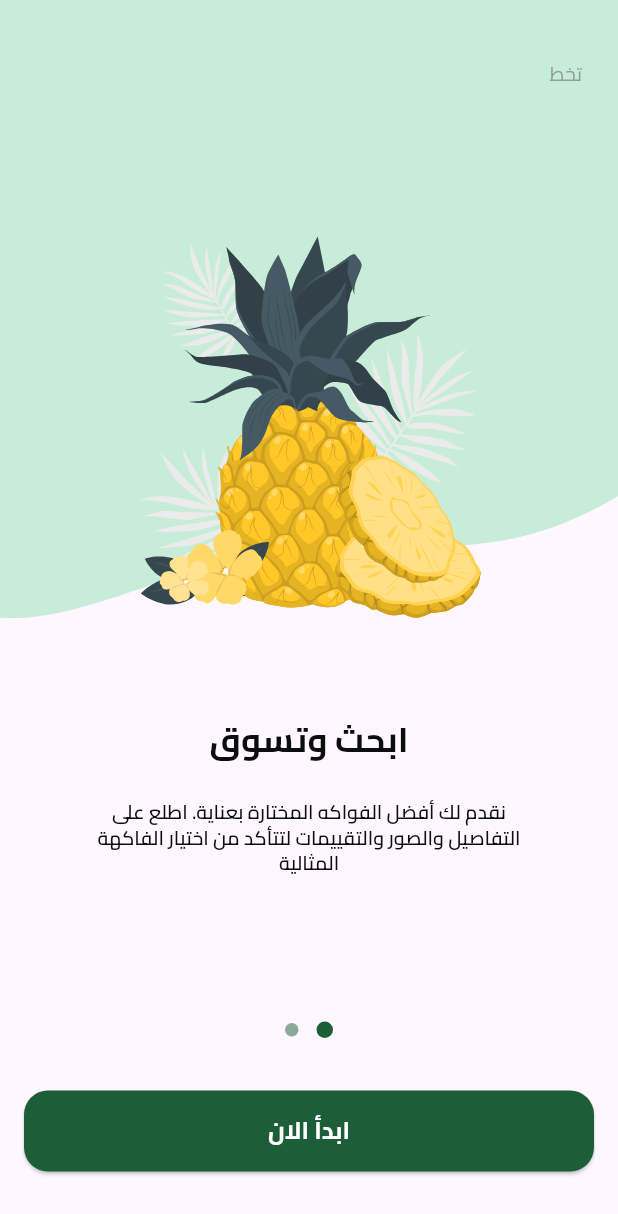
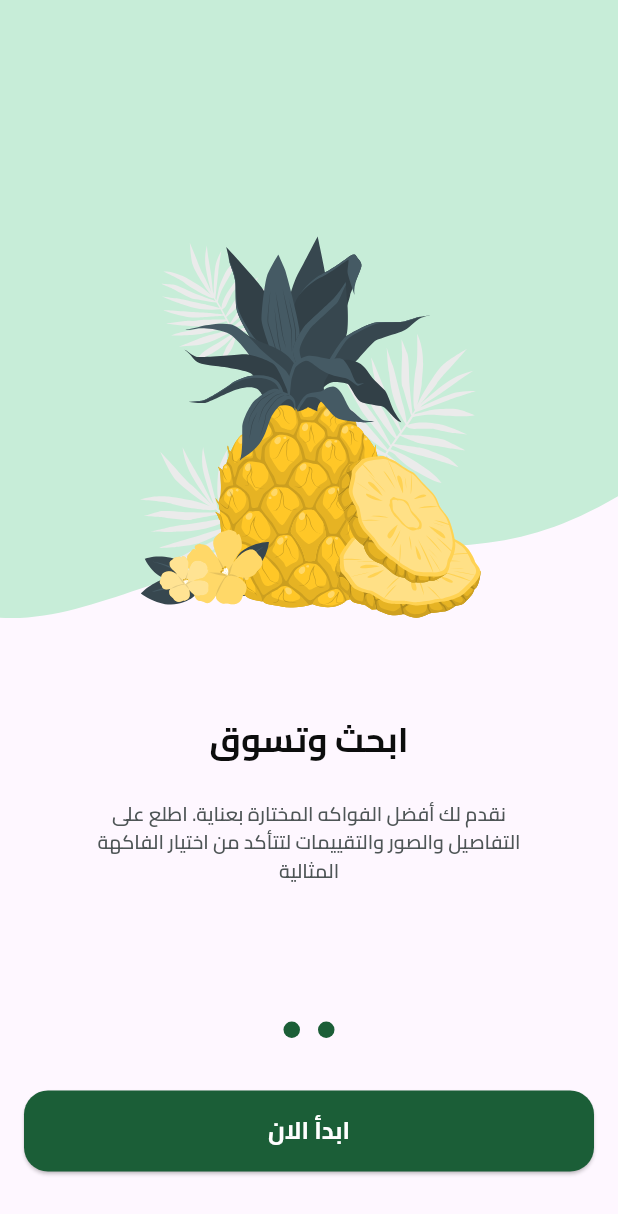
Before and after one commit to 3madhani/fruithub, a Flutter app: the screen it shows after launch, swiped to page 2, on a phone screen of 412 x 824 dp. Shown: the top 1214 px of the screen. Run offline on Flutter 3.47's test engine with Material 3 defaults, Android fonts, the phone set to English and light mode, and no system bars; drawn by our look-alikes of dots_indicator; our stand-ins replace flutter_svg.

Commit message:
feat: refactor onboarding components and add text styles

```diff
--- a/lib/core/utils/app_colors.dart
+++ b/lib/core/utils/app_colors.dart
@@ -2,4 +2,5 @@ import 'package:flutter/material.dart';
 
 class AppColors {
   static const Color primaryColor = Color(0xff1B5E37);
+  static const Color secondaryColor = Color(0xffF4A91F);
 }
--- /dev/null
+++ b/lib/core/utils/app_text_styles.dart
@@ -0,0 +1,159 @@
+import 'package:flutter/material.dart';
+
+abstract class AppTextStyles {
+  // Regular
+  static const TextStyle regular11 = TextStyle(
+    fontSize: 11,
+    fontWeight: FontWeight.normal,
+  );
+  static const TextStyle regular13 = TextStyle(
+    fontSize: 13,
+    fontWeight: FontWeight.normal,
+  );
+
+  static const TextStyle regular14 = TextStyle(
+    fontSize: 14,
+    fontWeight: FontWeight.normal,
+  );
+
+  static const TextStyle regular16 = TextStyle(
+    fontSize: 16,
+    fontWeight: FontWeight.normal,
+  );
+
+  static const TextStyle regular18 = TextStyle(
+    fontSize: 18,
+    fontWeight: FontWeight.normal,
+  );
+
+  static const TextStyle regular20 = TextStyle(
+    fontSize: 20,
+    fontWeight: FontWeight.normal,
+  );
+
+  static const TextStyle regular24 = TextStyle(
+    fontSize: 24,
+    fontWeight: FontWeight.normal,
+  );
+
+  static const TextStyle regular26 = TextStyle(
+    fontSize: 26,
+    fontWeight: FontWeight.normal,
+  );
+
+  // Medium (w500)
+  static const TextStyle medium12 = TextStyle(
+    fontSize: 12,
+    fontWeight: FontWeight.w500,
+  );
+
+  static const TextStyle medium14 = TextStyle(
+    fontSize: 14,
+    fontWeight: FontWeight.w500,
+  );
+  static const TextStyle medium15 = TextStyle(
+    fontSize: 15,
+    fontWeight: FontWeight.w500,
+  );
+
+  static const TextStyle medium16 = TextStyle(
+    fontSize: 16,
+    fontWeight: FontWeight.w500,
+  );
+
+  static const TextStyle medium18 = TextStyle(
+    fontSize: 18,
+    fontWeight: FontWeight.w500,
+  );
+
+  static const TextStyle medium20 = TextStyle(
+    fontSize: 20,
+    fontWeight: FontWeight.w500,
+  );
+
+  static const TextStyle medium24 = TextStyle(
+    fontSize: 24,
+    fontWeight: FontWeight.w500,
+  );
+
+  // SemiBold (w600)
+  static const TextStyle semiBold12 = TextStyle(
+    fontSize: 12,
+    fontWeight: FontWeight.w600,
+  );
+
+  static const TextStyle semiBold13 = TextStyle(
+    fontSize: 13,
+    fontWeight: FontWeight.w600,
+  );
+
+  static const TextStyle semiBold14 = TextStyle(
+    fontSize: 14,
+    fontWeight: FontWeight.w600,
+  );
+
+  static const TextStyle semiBold16 = TextStyle(
+    fontSize: 16,
+    fontWeight: FontWeight.w600,
+  );
+
+  static const TextStyle semiBold18 = TextStyle(
+    fontSize: 18,
+    fontWeight: FontWeight.w600,
+  );
+
+  static const TextStyle semiBold20 = TextStyle(
+    fontSize: 20,
+    fontWeight: FontWeight.w600,
+  );
+
+  static const TextStyle semiBold24 = TextStyle(
+    fontSize: 24,
+    fontWeight: FontWeight.w600,
+  );
+
+  // Bold (w700)
+  static const TextStyle bold12 = TextStyle(
+    fontSize: 12,
+    fontWeight: FontWeight.bold,
+  );
+
+  static const TextStyle bold14 = TextStyle(
+    fontSize: 14,
+    fontWeight: FontWeight.bold,
+  );
+
+  static const TextStyle bold16 = TextStyle(
+    fontSize: 16,
+    fontWeight: FontWeight.bold,
+  );
+
+  static const TextStyle bold18 = TextStyle(
+    fontSize: 18,
+    fontWeight: FontWeight.bold,
+  );
+
+  static const TextStyle bold19 = TextStyle(
+    fontSize: 19,
+    fontWeight: FontWeight.bold,
+  );
+
+  static const TextStyle bold20 = TextStyle(
+    fontSize: 20,
+    fontWeight: FontWeight.bold,
+  );
+
+  static const TextStyle bold23 = TextStyle(
+    fontSize: 23,
+    fontWeight: FontWeight.bold,
+  );
+  static const TextStyle bold24 = TextStyle(
+    fontSize: 24,
+    fontWeight: FontWeight.bold,
+  );
+
+  static const TextStyle bold28 = TextStyle(
+    fontSize: 28,
+    fontWeight: FontWeight.bold,
+  );
+}
--- a/lib/feature/onboarding/presentation/views/widgets/on_boarding_page_view.dart
+++ b/lib/feature/onboarding/presentation/views/widgets/on_boarding_page_view.dart
@@ -1,43 +1,37 @@
 import 'package:flutter/material.dart';
 import 'package:fruithub/core/utils/app_assets.dart';
+import 'package:fruithub/core/utils/app_colors.dart';
+import 'package:fruithub/core/utils/app_text_styles.dart';
 import 'package:fruithub/feature/onboarding/presentation/views/widgets/page_view_item.dart';
 
 class OnBoardingPageView extends StatelessWidget {
-  const OnBoardingPageView({super.key});
+  final PageController pageController;
+  const OnBoardingPageView({super.key, required this.pageController});
 
   @override
   Widget build(BuildContext context) {
     return PageView(
-      children: const [
+      controller: pageController,
+      children: [
         PageViewItem(
+          isLastPage:
+              (pageController.hasClients
+                  ? pageController.page!.round() == 0
+                  : true),
           title: Row(
             mainAxisAlignment: MainAxisAlignment.center,
             children: [
-              Text(
-                'مرحبًا بك في',
-                style: TextStyle(
-                  fontSize: 23,
-                  color: Color(0xff0C0D0D),
-                  fontFamily: 'Cairo',
-                  fontWeight: FontWeight.w700,
-                ),
-              ),
+              const Text('مرحبًا بك في', style: AppTextStyles.bold23),
               Text(
                 ' HUB',
-                style: TextStyle(
-                  fontSize: 23,
-                  color: Color(0xffF4A91F),
-                  fontFamily: 'Cairo',
-                  fontWeight: FontWeight.w700,
+                style: AppTextStyles.bold23.copyWith(
+                  color: const Color(0xffF4A91F),
                 ),
               ),
               Text(
                 'Fruit',
-                style: TextStyle(
-                  fontSize: 23,
-                  color: Color(0xff1B5E37),
-                  fontFamily: 'Cairo',
-                  fontWeight: FontWeight.w700,
+                style: AppTextStyles.bold23.copyWith(
+                  color: AppColors.primaryColor,
                 ),
               ),
             ],
@@ -48,7 +42,10 @@ class OnBoardingPageView extends StatelessWidget {
           image: Assets.svgImage1,
         ),
         PageViewItem(
-          title: Text(
+          isLastPage:
+              (pageController.hasClients ? pageController.page!.round() : 0) ==
+              0,
+          title: const Text(
             "ابحث وتسوق",
             style: TextStyle(
               fontSize: 23,
--- a/lib/feature/onboarding/presentation/views/widgets/on_boarding_view_body.dart
+++ b/lib/feature/onboarding/presentation/views/widgets/on_boarding_view_body.dart
@@ -5,25 +5,41 @@ import 'package:fruithub/core/constants/app_sizes.dart';
 import 'package:fruithub/core/utils/app_colors.dart';
 import 'package:fruithub/feature/onboarding/presentation/views/widgets/on_boarding_page_view.dart';
 
-class OnboardingViewBody extends StatelessWidget {
+class OnboardingViewBody extends StatefulWidget {
   const OnboardingViewBody({super.key});
+
+  @override
+  State<OnboardingViewBody> createState() => _OnboardingViewBodyState();
+}
+
+class _OnboardingViewBodyState extends State<OnboardingViewBody> {
+  late PageController _pageController;
+  int _currentPage = 0;
 
   @override
   Widget build(BuildContext context) {
     return Column(
       children: [
-        const Expanded(child: OnBoardingPageView()),
+        Expanded(child: OnBoardingPageView(pageController: _pageController)),
         DotsIndicator(
           dotsCount: 2,
           decorator: DotsDecorator(
             activeColor: AppColors.primaryColor,
             activeSize: const Size(11, 11),
-            color: AppColors.primaryColor.withOpacity(0.5),
-            size: const Size(9, 9),
+            color:
+                _currentPage == 1
+                    ? AppColors.primaryColor
+                    : AppColors.primaryColor.withOpacity(0.5),
+            size: _currentPage == 1 ? const Size(11, 11) : const Size(9, 9),
           ),
         ),
         const SizedBox(height: 29),
-        Padding(
+        Visibility(
+          maintainAnimation: true,
+          maintainState: true,
+          maintainSize: true,
+          visible: _currentPage == 1,
+          child: Padding(
             padding: const EdgeInsets.symmetric(
               horizontal: AppSizes.horizontalPadding,
             ),
@@ -34,8 +50,26 @@ class OnboardingViewBody extends StatelessWidget {
               },
             ),
           ),
+        ),
         const SizedBox(height: 43),
       ],
     );
   }
+
+  @override
+  void dispose() {
+    _pageController.dispose();
+    super.dispose();
   }
+
+  @override
+  void initState() {
+    super.initState();
+    _pageController = PageController();
+    _pageController.addListener(() {
+      setState(() {
+        _currentPage = _pageController.page!.round();
+      });
+    });
+  }
+}
--- a/lib/feature/onboarding/presentation/views/widgets/page_view_item.dart
+++ b/lib/feature/onboarding/presentation/views/widgets/page_view_item.dart
@@ -1,15 +1,18 @@
 import 'package:flutter/material.dart';
 import 'package:flutter_svg/svg.dart';
+import 'package:fruithub/core/utils/app_text_styles.dart';
 
 class PageViewItem extends StatelessWidget {
   final String subTitle, backgroundImage, image;
   final Widget title;
+  final bool isLastPage;
   const PageViewItem({
     super.key,
     required this.title,
     required this.subTitle,
     required this.backgroundImage,
     required this.image,
+    required this.isLastPage,
   });
 
   @override
@@ -30,15 +33,15 @@ class PageViewItem extends StatelessWidget {
                 right: 0,
                 child: SvgPicture.asset(image),
               ),
-              const Padding(
-                padding: EdgeInsets.only(top: 40, right: 24),
-                child: Text(
-                  'تخط',
-                  style: TextStyle(
-                    fontSize: 13,
-                    color: Color(0xff949D9E),
-                    fontFamily: 'Cairo',
-                    fontWeight: FontWeight.w400,
+              Visibility(
+                visible: isLastPage,
+                child: Padding(
+                  padding: const EdgeInsets.only(top: 40, right: 24),
+                  child: Text(
+                    'تخط',
+                    style: AppTextStyles.regular13.copyWith(
+                      color: const Color(0xff949D9E),
+                    ),
                   ),
                 ),
               ),
@@ -53,11 +56,8 @@ class PageViewItem extends StatelessWidget {
           child: Text(
             subTitle,
             textAlign: TextAlign.center,
-            style: Theme.of(context).textTheme.bodySmall?.copyWith(
-              fontSize: 13,
-              color: const Color(0xff0C0D0D),
-              fontFamily: 'Cairo',
-              fontWeight: FontWeight.w600,
+            style: AppTextStyles.semiBold13.copyWith(
+              color: const Color(0xff4E5556),
             ),
           ),
         ),
--- a/lib/main.dart
+++ b/lib/main.dart
@@ -15,6 +15,7 @@ class FruitHub extends StatelessWidget {
   @override
   Widget build(BuildContext context) {
     return MaterialApp(
+      theme: ThemeData(fontFamily: 'Cairo'),
       debugShowCheckedModeBanner: false,
       localizationsDelegates: const [
         S.delegate,
```
Lines whose indentation alone changed are shown as unchanged.
